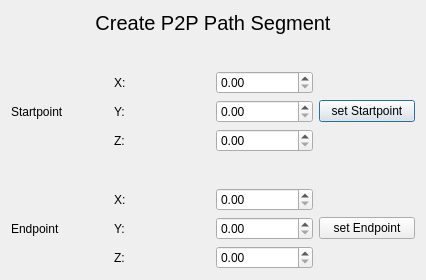
Old version of the form createP2PSegDialog.ui in the repository lerchi0/RobotPathWorkbench.
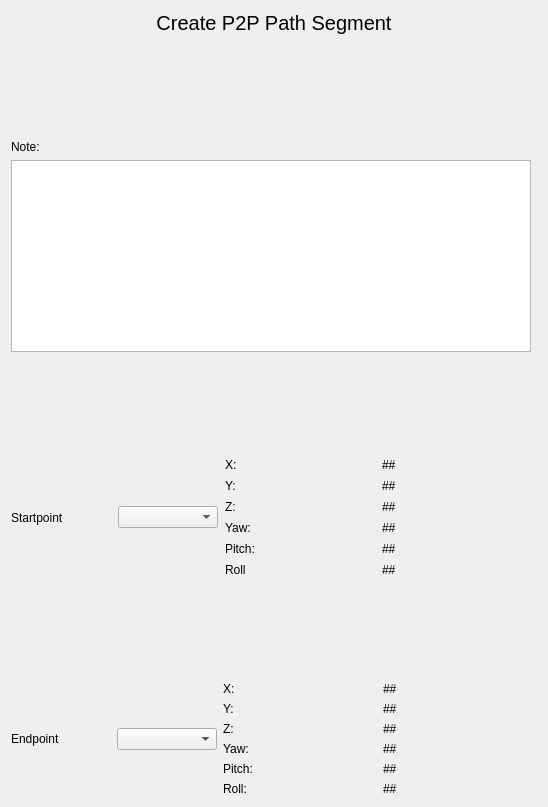
New version of the form.

The edit to the form file:
```diff
--- a/createP2PSegDialog.ui
+++ b/createP2PSegDialog.ui
@@ -6,8 +6,8 @@
    <rect>
     <x>0</x>
     <y>0</y>
-    <width>426</width>
-    <height>270</height>
+    <width>548</width>
+    <height>807</height>
    </rect>
   </property>
   <property name="windowTitle">
@@ -17,7 +17,338 @@
    <set>Qt::ImhDigitsOnly</set>
   </property>
   <layout class="QGridLayout" name="gridLayout">
-   <item row="1" column="0" colspan="4">
+   <item row="4" column="0">
+    <widget class="QTextEdit" name="Box_Seg_Note"/>
+   </item>
+   <item row="6" column="0">
+    <layout class="QHBoxLayout" name="horizontalLayout" stretch="0,0,1">
+     <property name="spacing">
+      <number>7</number>
+     </property>
+     <property name="leftMargin">
+      <number>0</number>
+     </property>
+     <item>
+      <widget class="QLabel" name="label_2">
+       <property name="sizePolicy">
+        <sizepolicy hsizetype="Preferred" vsizetype="Preferred">
+         <horstretch>0</horstretch>
+         <verstretch>0</verstretch>
+        </sizepolicy>
+       </property>
+       <property name="minimumSize">
+        <size>
+         <width>100</width>
+         <height>0</height>
+        </size>
+       </property>
+       <property name="text">
+        <string>Startpoint</string>
+       </property>
+       <property name="wordWrap">
+        <bool>false</bool>
+       </property>
+      </widget>
+     </item>
+     <item>
+      <widget class="QComboBox" name="Box_Combo_Start">
+       <property name="sizePolicy">
+        <sizepolicy hsizetype="Preferred" vsizetype="Fixed">
+         <horstretch>0</horstretch>
+         <verstretch>0</verstretch>
+        </sizepolicy>
+       </property>
+       <property name="minimumSize">
+        <size>
+         <width>100</width>
+         <height>0</height>
+        </size>
+       </property>
+      </widget>
+     </item>
+     <item>
+      <layout class="QVBoxLayout" name="verticalLayout">
+       <property name="spacing">
+        <number>7</number>
+       </property>
+       <item>
+        <layout class="QHBoxLayout" name="horizontalLayout_2">
+         <item>
+          <widget class="QLabel" name="label_3">
+           <property name="text">
+            <string>X:</string>
+           </property>
+          </widget>
+         </item>
+         <item>
+          <widget class="QLabel" name="Text_Start_X">
+           <property name="text">
+            <string>##</string>
+           </property>
+          </widget>
+         </item>
+        </layout>
+       </item>
+       <item>
+        <layout class="QHBoxLayout" name="horizontalLayout_4">
+         <item>
+          <widget class="QLabel" name="label_5">
+           <property name="text">
+            <string>Y:</string>
+           </property>
+          </widget>
+         </item>
+         <item>
+          <widget class="QLabel" name="Text_Start_Y">
+           <property name="text">
+            <string>##</string>
+           </property>
+          </widget>
+         </item>
+        </layout>
+       </item>
+       <item>
+        <layout class="QHBoxLayout" name="horizontalLayout_3">
+         <item>
+          <widget class="QLabel" name="label_7">
+           <property name="text">
+            <string>Z:</string>
+           </property>
+          </widget>
+         </item>
+         <item>
+          <widget class="QLabel" name="Text_Start_Z">
+           <property name="text">
+            <string>##</string>
+           </property>
+          </widget>
+         </item>
+        </layout>
+       </item>
+       <item>
+        <layout class="QHBoxLayout" name="horizontalLayout_5">
+         <item>
+          <widget class="QLabel" name="label_9">
+           <property name="text">
+            <string>Yaw:</string>
+           </property>
+          </widget>
+         </item>
+         <item>
+          <widget class="QLabel" name="Text_Start_Yaw">
+           <property name="text">
+            <string>##</string>
+           </property>
+          </widget>
+         </item>
+        </layout>
+       </item>
+       <item>
+        <layout class="QHBoxLayout" name="horizontalLayout_7">
+         <item>
+          <widget class="QLabel" name="label_10">
+           <property name="text">
+            <string>Pitch:</string>
+           </property>
+          </widget>
+         </item>
+         <item>
+          <widget class="QLabel" name="Text_Start_Pitch">
+           <property name="text">
+            <string>##</string>
+           </property>
+          </widget>
+         </item>
+        </layout>
+       </item>
+       <item>
+        <layout class="QHBoxLayout" name="horizontalLayout_6">
+         <item>
+          <widget class="QLabel" name="label_11">
+           <property name="text">
+            <string>Roll</string>
+           </property>
+          </widget>
+         </item>
+         <item>
+          <widget class="QLabel" name="Text_Start_Roll">
+           <property name="text">
+            <string>##</string>
+           </property>
+          </widget>
+         </item>
+        </layout>
+       </item>
+      </layout>
+     </item>
+    </layout>
+   </item>
+   <item row="2" column="0" colspan="2">
+    <spacer name="verticalSpacer_2">
+     <property name="orientation">
+      <enum>Qt::Vertical</enum>
+     </property>
+     <property name="sizeHint" stdset="0">
+      <size>
+       <width>20</width>
+       <height>40</height>
+      </size>
+     </property>
+    </spacer>
+   </item>
+   <item row="8" column="0" colspan="2">
+    <layout class="QHBoxLayout" name="horizontalLayout_9" stretch="0,0,1">
+     <item>
+      <widget class="QLabel" name="label_15">
+       <property name="minimumSize">
+        <size>
+         <width>100</width>
+         <height>0</height>
+        </size>
+       </property>
+       <property name="text">
+        <string>Endpoint</string>
+       </property>
+      </widget>
+     </item>
+     <item>
+      <widget class="QComboBox" name="Box_Combo_End">
+       <property name="minimumSize">
+        <size>
+         <width>100</width>
+         <height>0</height>
+        </size>
+       </property>
+      </widget>
+     </item>
+     <item>
+      <layout class="QVBoxLayout" name="verticalLayout_2">
+       <item>
+        <layout class="QHBoxLayout" name="horizontalLayout_10">
+         <item>
+          <widget class="QLabel" name="label_22">
+           <property name="text">
+            <string>X:</string>
+           </property>
+          </widget>
+         </item>
+         <item>
+          <widget class="QLabel" name="Text_End_X">
+           <property name="text">
+            <string>##</string>
+           </property>
+          </widget>
+         </item>
+        </layout>
+       </item>
+       <item>
+        <layout class="QHBoxLayout" name="horizontalLayout_15">
+         <item>
+          <widget class="QLabel" name="label_23">
+           <property name="text">
+            <string>Y:</string>
+           </property>
+          </widget>
+         </item>
+         <item>
+          <widget class="QLabel" name="Text_End_Y">
+           <property name="text">
+            <string>##</string>
+           </property>
+          </widget>
+         </item>
+        </layout>
+       </item>
+       <item>
+        <layout class="QHBoxLayout" name="horizontalLayout_14">
+         <item>
+          <widget class="QLabel" name="label_24">
+           <property name="text">
+            <string>Z:</string>
+           </property>
+          </widget>
+         </item>
+         <item>
+          <widget class="QLabel" name="Text_End_Z">
+           <property name="text">
+            <string>##</string>
+           </property>
+          </widget>
+         </item>
+        </layout>
+       </item>
+       <item>
+        <layout class="QHBoxLayout" name="horizontalLayout_13">
+         <item>
+          <widget class="QLabel" name="label_25">
+           <property name="text">
+            <string>Yaw:</string>
+           </property>
+          </widget>
+         </item>
+         <item>
+          <widget class="QLabel" name="Text_End_Yaw">
+           <property name="text">
+            <string>##</string>
+           </property>
+          </widget>
+         </item>
+        </layout>
+       </item>
+       <item>
+        <layout class="QHBoxLayout" name="horizontalLayout_12">
+         <item>
+          <widget class="QLabel" name="label_26">
+           <property name="text">
+            <string>Pitch:</string>
+           </property>
+          </widget>
+         </item>
+         <item>
+          <widget class="QLabel" name="Text_End_Pitch">
+           <property name="text">
+            <string>##</string>
+           </property>
+          </widget>
+         </item>
+        </layout>
+       </item>
+       <item>
+        <layout class="QHBoxLayout" name="horizontalLayout_11">
+         <item>
+          <widget class="QLabel" name="label_27">
+           <property name="text">
+            <string>Roll:</string>
+           </property>
+          </widget>
+         </item>
+         <item>
+          <widget class="QLabel" name="Text_End_Roll">
+           <property name="text">
+            <string>##</string>
+           </property>
+          </widget>
+         </item>
+        </layout>
+       </item>
+      </layout>
+     </item>
+    </layout>
+   </item>
+   <item row="7" column="0" colspan="2">
+    <spacer name="verticalSpacer">
+     <property name="orientation">
+      <enum>Qt::Vertical</enum>
+     </property>
+     <property name="sizeHint" stdset="0">
+      <size>
+       <width>20</width>
+       <height>40</height>
+      </size>
+     </property>
+    </spacer>
+   </item>
+   <item row="1" column="0" colspan="2">
     <widget class="QLabel" name="label">
      <property name="font">
       <font>
@@ -35,122 +366,22 @@
      </property>
     </widget>
    </item>
-   <item row="8" column="1">
-    <widget class="QLabel" name="label_6">
-     <property name="text">
-      <string>Z:</string>
-     </property>
-    </widget>
-   </item>
-   <item row="7" column="3">
-    <widget class="QPushButton" name="buttonSetStart">
-     <property name="text">
-      <string>set Startpoint</string>
-     </property>
-    </widget>
-   </item>
-   <item row="12" column="1">
-    <widget class="QLabel" name="label_9">
-     <property name="text">
-      <string>Z:</string>
-     </property>
-    </widget>
-   </item>
-   <item row="8" column="2">
-    <widget class="QDoubleSpinBox" name="Box_Start_Z"/>
-   </item>
-   <item row="7" column="2">
-    <widget class="QDoubleSpinBox" name="Box_Start_Y"/>
-   </item>
-   <item row="6" column="1">
+   <item row="3" column="0">
     <widget class="QLabel" name="label_4">
      <property name="text">
-      <string>X:</string>
+      <string>Note:</string>
      </property>
     </widget>
    </item>
-   <item row="7" column="1">
-    <widget class="QLabel" name="label_5">
-     <property name="text">
-      <string>Y:</string>
-     </property>
-    </widget>
-   </item>
-   <item row="6" column="2">
-    <widget class="QDoubleSpinBox" name="Box_Start_X"/>
-   </item>
-   <item row="11" column="1">
-    <widget class="QLabel" name="label_8">
-     <property name="text">
-      <string>Y:</string>
-     </property>
-    </widget>
-   </item>
-   <item row="10" column="1">
-    <widget class="QLabel" name="label_7">
-     <property name="text">
-      <string>X:</string>
-     </property>
-    </widget>
-   </item>
-   <item row="10" column="2">
-    <widget class="QDoubleSpinBox" name="Box_End_X"/>
-   </item>
-   <item row="12" column="2">
-    <widget class="QDoubleSpinBox" name="Box_End_Z"/>
-   </item>
-   <item row="7" column="0">
-    <widget class="QLabel" name="label_2">
-     <property name="text">
-      <string>Startpoint</string>
-     </property>
-    </widget>
-   </item>
-   <item row="11" column="2">
-    <widget class="QDoubleSpinBox" name="Box_End_Y"/>
-   </item>
-   <item row="11" column="0">
-    <widget class="QLabel" name="label_3">
-     <property name="text">
-      <string>Endpoint</string>
-     </property>
-    </widget>
-   </item>
-   <item row="11" column="3">
-    <widget class="QPushButton" name="buttonSetEnd">
-     <property name="text">
-      <string>set Endpoint</string>
-     </property>
-    </widget>
-   </item>
-   <item row="9" column="1" colspan="2">
-    <spacer name="verticalSpacer">
+   <item row="5" column="0">
+    <spacer name="verticalSpacer_3">
      <property name="orientation">
       <enum>Qt::Vertical</enum>
      </property>
-     <property name="sizeType">
-      <enum>QSizePolicy::Fixed</enum>
-     </property>
      <property name="sizeHint" stdset="0">
       <size>
-       <width>10</width>
-       <height>30</height>
-      </size>
-     </property>
-    </spacer>
-   </item>
-   <item row="2" column="0">
-    <spacer name="verticalSpacer_2">
-     <property name="orientation">
-      <enum>Qt::Vertical</enum>
-     </property>
-     <property name="sizeType">
-      <enum>QSizePolicy::Fixed</enum>
-     </property>
-     <property name="sizeHint" stdset="0">
-      <size>
-       <width>10</width>
-       <height>30</height>
+       <width>20</width>
+       <height>40</height>
       </size>
      </property>
     </spacer>
```
Left out of the diff: 10 changed lines with no effect on the pictures.
